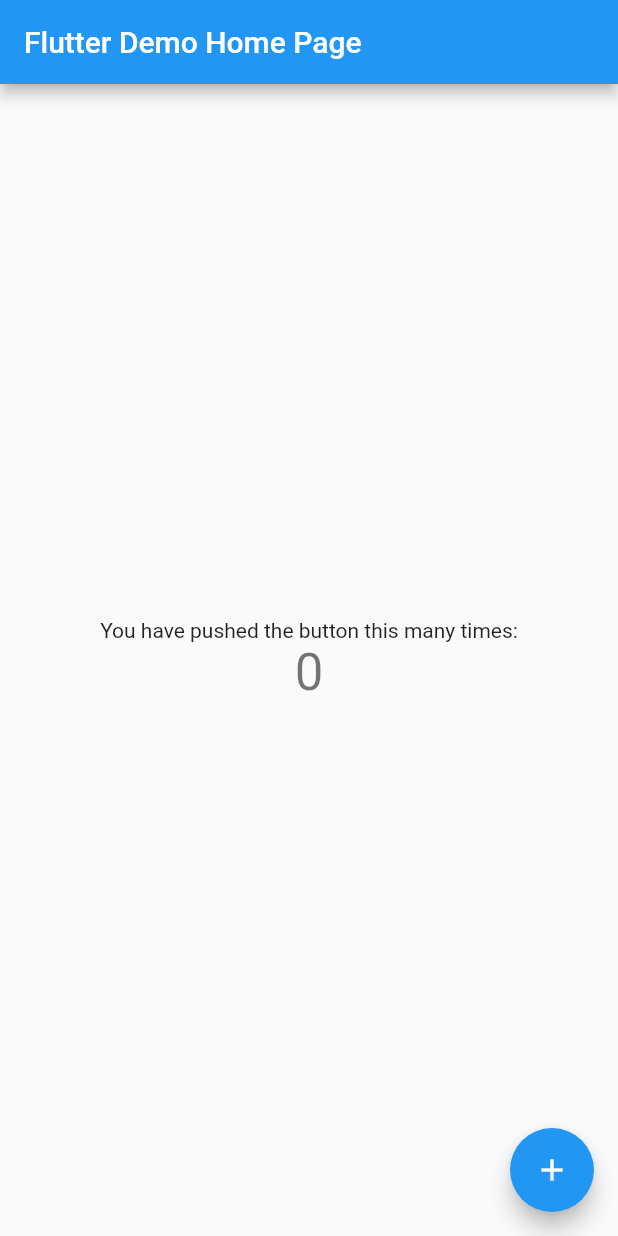
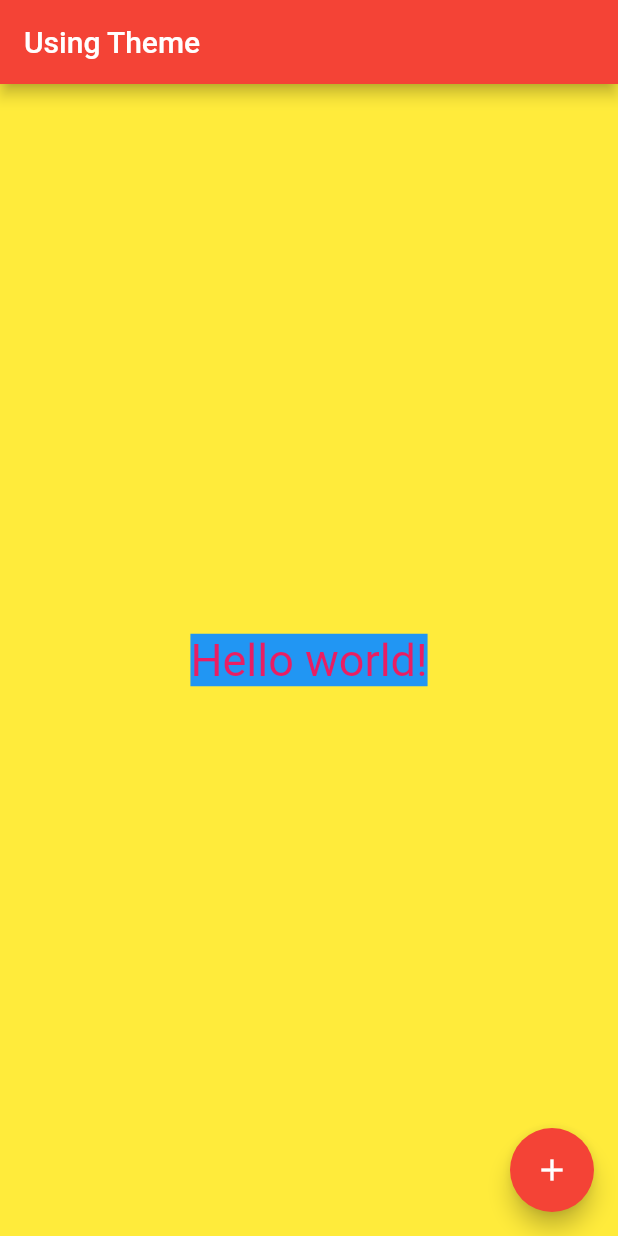
Before and after one commit to datlechin/FlutterExamples, a Flutter app: the screen it shows after launch, on a phone screen of 412 x 824 dp. Run offline on Flutter 3.47's test engine with Material 2 defaults, Android fonts, the phone set to English and light mode, and no system bars.

Commit message:
using theme

```diff
--- a/lib/main.dart
+++ b/lib/main.dart
@@ -1,115 +1,40 @@
 import 'package:flutter/material.dart';
 
 void main() {
-  runApp(const MyApp());
+  runApp(const UsingThemeApp());
 }
 
-class MyApp extends StatelessWidget {
-  const MyApp({super.key});
+class UsingThemeApp extends StatelessWidget {
+  const UsingThemeApp({Key? key}) : super(key: key);
 
-  // This widget is the root of your application.
   @override
   Widget build(BuildContext context) {
     return MaterialApp(
-      title: 'Flutter Demo',
+      debugShowCheckedModeBanner: false,
       theme: ThemeData(
-        // This is the theme of your application.
-        //
-        // Try running your application with "flutter run". You'll see the
-        // application has a blue toolbar. Then, without quitting the app, try
-        // changing the primarySwatch below to Colors.green and then invoke
-        // "hot reload" (press "r" in the console where you ran "flutter run",
-        // or simply save your changes to "hot reload" in a Flutter IDE).
-        // Notice that the counter didn't reset back to zero; the application
-        // is not restarted.
-        primarySwatch: Colors.blue,
+        primarySwatch: Colors.red,
       ),
-      home: const MyHomePage(title: 'Flutter Demo Home Page'),
+      home: Scaffold(
+        appBar: AppBar(
+          title: const Text('Using Theme'),
+        ),
+        body: Container(
+          decoration: const BoxDecoration(color: Colors.yellow),
+          child:  Center(
+            child: Container(
+              color: Theme.of(context).colorScheme.secondary,
+              child: const Text(
+                'Hello world!',
+                style: TextStyle(color: Colors.pink, fontSize: 30),
+              ),
+            )
+          ),
+        ),
+        floatingActionButton: const FloatingActionButton(
+          onPressed: null,
+          child: Icon(Icons.add),
+        ),
+      ),
     );
   }
 }
-
-class MyHomePage extends StatefulWidget {
-  const MyHomePage({super.key, required this.title});
-
-  // This widget is the home page of your application. It is stateful, meaning
-  // that it has a State object (defined below) that contains fields that affect
-  // how it looks.
-
-  // This class is the configuration for the state. It holds the values (in this
-  // case the title) provided by the parent (in this case the App widget) and
-  // used by the build method of the State. Fields in a Widget subclass are
-  // always marked "final".
-
-  final String title;
-
-  @override
-  State<MyHomePage> createState() => _MyHomePageState();
-}
-
-class _MyHomePageState extends State<MyHomePage> {
-  int _counter = 0;
-
-  void _incrementCounter() {
-    setState(() {
-      // This call to setState tells the Flutter framework that something has
-      // changed in this State, which causes it to rerun the build method below
-      // so that the display can reflect the updated values. If we changed
-      // _counter without calling setState(), then the build method would not be
-      // called again, and so nothing would appear to happen.
-      _counter++;
-    });
-  }
-
-  @override
-  Widget build(BuildContext context) {
-    // This method is rerun every time setState is called, for instance as done
-    // by the _incrementCounter method above.
-    //
-    // The Flutter framework has been optimized to make rerunning build methods
-    // fast, so that you can just rebuild anything that needs updating rather
-    // than having to individually change instances of widgets.
-    return Scaffold(
-      appBar: AppBar(
-        // Here we take the value from the MyHomePage object that was created by
-        // the App.build method, and use it to set our appbar title.
-        title: Text(widget.title),
-      ),
-      body: Center(
-        // Center is a layout widget. It takes a single child and positions it
-        // in the middle of the parent.
-        child: Column(
-          // Column is also a layout widget. It takes a list of children and
-          // arranges them vertically. By default, it sizes itself to fit its
-          // children horizontally, and tries to be as tall as its parent.
-          //
-          // Invoke "debug painting" (press "p" in the console, choose the
-          // "Toggle Debug Paint" action from the Flutter Inspector in Android
-          // Studio, or the "Toggle Debug Paint" command in Visual Studio Code)
-          // to see the wireframe for each widget.
-          //
-          // Column has various properties to control how it sizes itself and
-          // how it positions its children. Here we use mainAxisAlignment to
-          // center the children vertically; the main axis here is the vertical
-          // axis because Columns are vertical (the cross axis would be
-          // horizontal).
-          mainAxisAlignment: MainAxisAlignment.center,
-          children: <Widget>[
-            const Text(
-              'You have pushed the button this many times:',
-            ),
-            Text(
-              '$_counter',
-              style: Theme.of(context).textTheme.headline4,
-            ),
-          ],
-        ),
-      ),
-      floatingActionButton: FloatingActionButton(
-        onPressed: _incrementCounter,
-        tooltip: 'Increment',
-        child: const Icon(Icons.add),
-      ), // This trailing comma makes auto-formatting nicer for build methods.
-    );
-  }
-}
```
Also changed, not shown: 2 other files.
